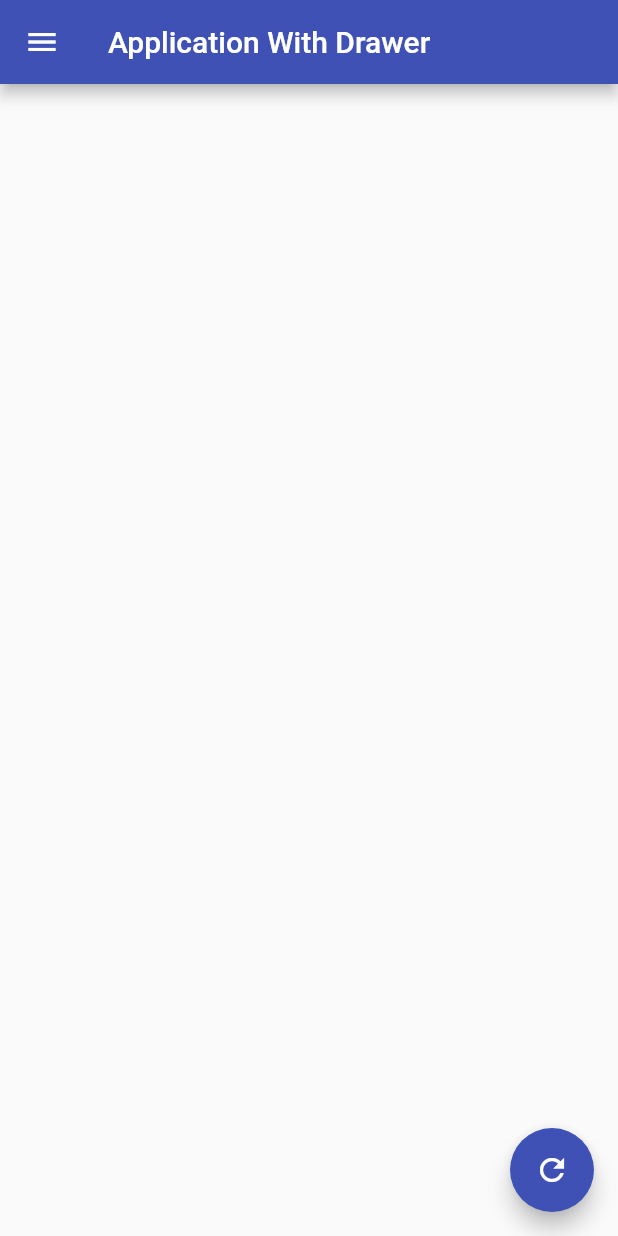
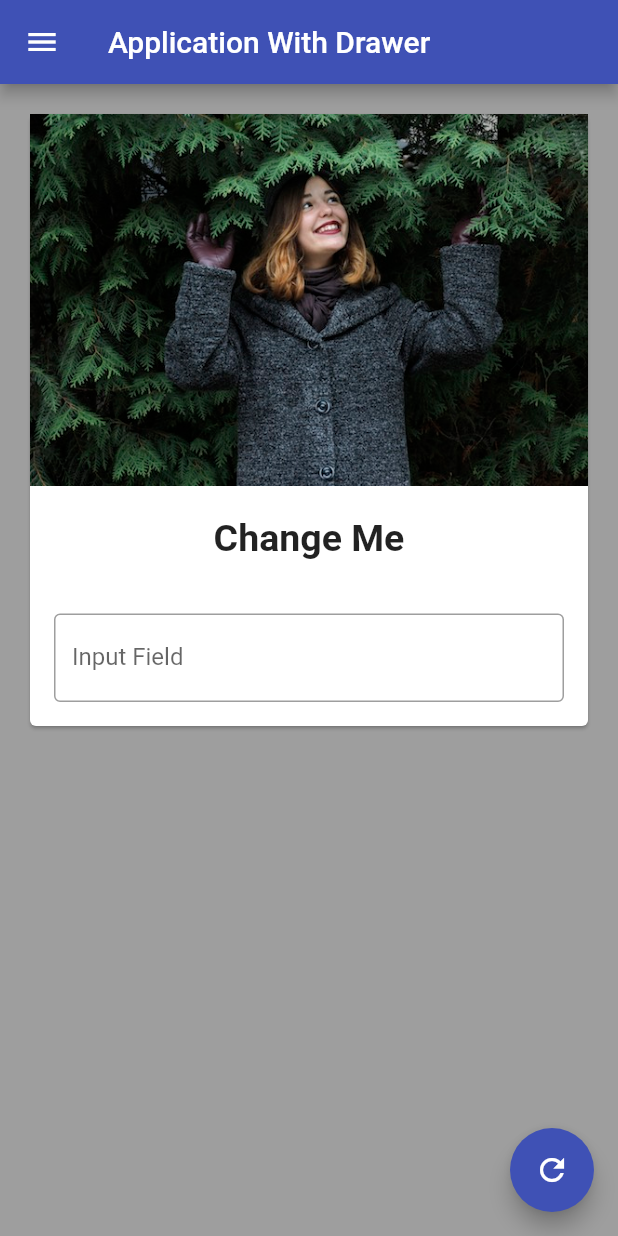
Before and after one commit to usman87626/Flutter-Essentials, a Flutter app: the screen it shows after launch, on a phone screen of 412 x 824 dp. Run offline on Flutter 3.47's test engine with Material 2 defaults, Android fonts, the phone set to English and light mode, and no system bars.

Commit message:
Chapter 6 Completed

```diff
--- a/lib/main.dart
+++ b/lib/main.dart
@@ -10,16 +10,59 @@
   ));
 }
 
-class HomePage extends StatelessWidget {
-  const HomePage({Key? key}) : super(key: key);
+class HomePage extends StatefulWidget {
+  @override
+  _HomePageState createState() => _HomePageState();
+}
+
+class _HomePageState extends State<HomePage> {
+  var myText = "Change Me";
+  TextEditingController _nameController = TextEditingController();
+
+  @override
+  void initState() {
+    super.initState();
+  }
 
   @override
   Widget build(BuildContext context) {
     return Scaffold(
+      backgroundColor: Colors.grey,
       appBar: AppBar(
         title: Text("Application With Drawer"),
       ),
-      body: Container(),
+      body: Padding(
+        padding: const EdgeInsets.all(16.0),
+        child: SingleChildScrollView(
+          child: Card(
+            child: Column(
+              children: [
+                Image.asset(
+                  'assets/girl.jpeg',
+                  fit: BoxFit.cover,
+                  colorBlendMode: BlendMode.darken,
+                ),
+                SizedBox(height: 20),
+                Text(
+                  myText,
+                  style: TextStyle(fontSize: 25, fontWeight: FontWeight.bold),
+                ),
+                SizedBox(height: 20),
+                Padding(
+                  padding: const EdgeInsets.all(16.0),
+                  child: TextField(
+                    controller: _nameController,
+                    decoration: InputDecoration(
+                        border: OutlineInputBorder(),
+                        hintText: "Enter Something Here",
+                        labelText: "Input Field"),
+                  ),
+                )
+              ],
+            ),
+          ),
+        ),
+      ),
       drawer: Drawer(
         child: ListView(
           padding: EdgeInsets.zero,
@@ -60,7 +103,10 @@
         ),
       ),
       floatingActionButton: FloatingActionButton(
-        onPressed: () {},
+        onPressed: () {
+          myText = _nameController.text;
+          setState(() {});
+        },
         child: Icon(Icons.refresh),
       ),
     );
--- a/pubspec.yaml
+++ b/pubspec.yaml
@@ -45,8 +45,8 @@
   uses-material-design: true
 
   # To add assets to your application, add an assets section, like this:
-  # assets:
-  #   - images/a_dot_burr.jpeg
+  assets:
+      - assets/
   #   - images/a_dot_ham.jpeg
 
   # An image asset can refer to one or more resolution-specific "variants", see
```
Also changed, not shown: assets/girl.jpeg (added), assets/usman-arif.jpg (added).
